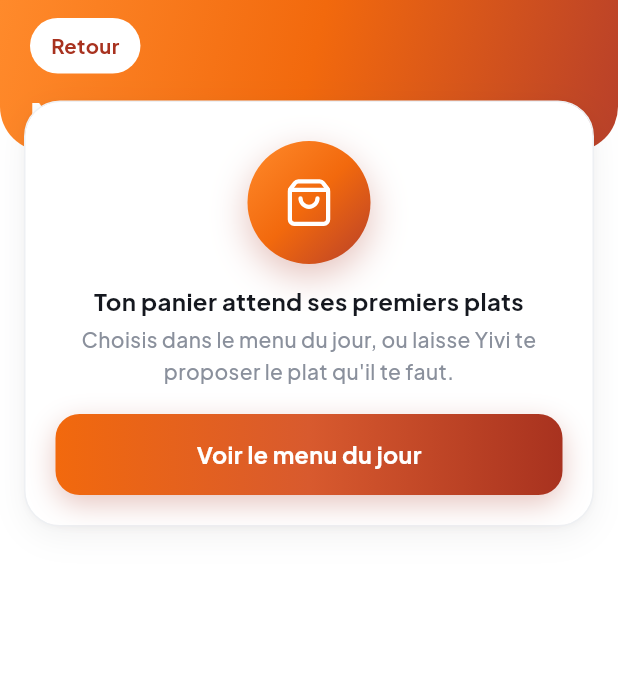
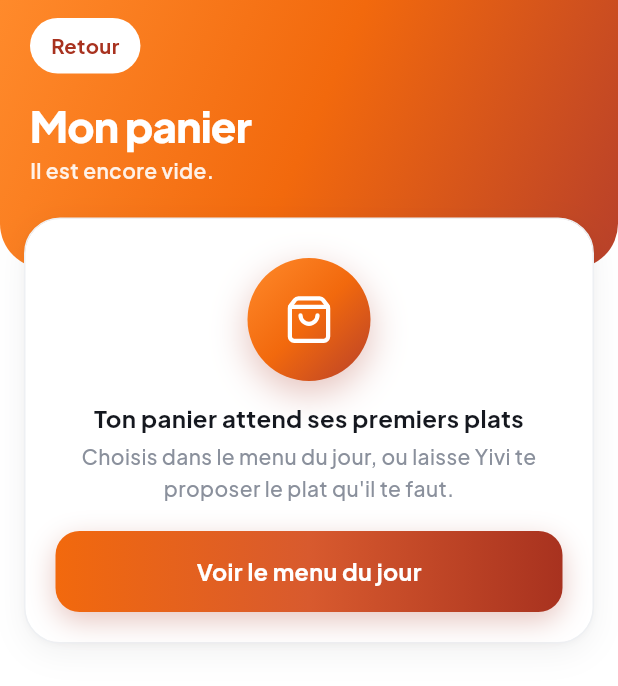
Before and after one commit to Aubed-a11/wayi-app, a Flutter app: the CartScreen screen opened directly, on a phone screen of 412 x 824 dp. Shown: the top 686 px of the screen. Run offline on Flutter 3.47's test engine with Material 3 defaults, Android fonts, the phone set to English and light mode, and no system bars; our stand-ins replace cached_network_image, flutter_local_notifications, flutter_map, geolocator, google_fonts, image_picker and 4 more; accounts and stored records are empty; network calls fail.

Commit message:
Panier de l'appli : titre visible dans l'en-tete
Co-Authored-By: Claude Opus 5.5 <noreply@anthropic.com>
Claude-Session: https://claude.ai/code/session_01N563ngubQmDqaLwZbKoGBB

```diff
--- a/mobile/lib/features/client/cart_screen.dart
+++ b/mobile/lib/features/client/cart_screen.dart
@@ -25,17 +25,15 @@ class CartScreen extends StatelessWidget {
     final top = MediaQuery.of(context).padding.top;
 
     final header = Container(
-      padding: EdgeInsets.fromLTRB(20, top + 12, 16, 52),
+      padding: EdgeInsets.fromLTRB(20, top + 12, 16, 56),
       decoration: const BoxDecoration(gradient: brandGradient, borderRadius: BorderRadius.vertical(bottom: Radius.circular(30))),
-      child: Row(crossAxisAlignment: CrossAxisAlignment.start, children: [
-        _Pill(label: 'Retour', onTap: () => Navigator.of(context).pop()),
-        const Spacer(),
-        if (!cart.isEmpty) _Pill(label: 'Vider', icon: Ic.trash, onTap: () => _confirmClear(context, cart), light: true),
-      ]),
-    );
-    final title = Padding(
-      padding: const EdgeInsets.fromLTRB(20, 0, 20, 0),
       child: Column(crossAxisAlignment: CrossAxisAlignment.start, children: [
+        Row(children: [
+          _Pill(label: 'Retour', onTap: () => Navigator.of(context).pop()),
+          const Spacer(),
+          if (!cart.isEmpty) _Pill(label: 'Vider', icon: Ic.trash, onTap: () => _confirmClear(context, cart), light: true),
+        ]),
+        const SizedBox(height: 18),
         Text('Mon panier', style: h1(Colors.white)),
         const SizedBox(height: 4),
         Text(cart.isEmpty ? 'Il est encore vide.' : '$count plat${count > 1 ? 's' : ''} · ${cart.restaurantCount} restaurant${cart.restaurantCount > 1 ? 's' : ''}',
@@ -46,10 +44,7 @@ class CartScreen extends StatelessWidget {
     return Scaffold(
       body: Stack(children: [
         ListView(padding: EdgeInsets.zero, children: [
-          Stack(children: [
-            header,
-            Positioned(left: 0, right: 0, top: top + 62, child: title),
-          ]),
+          header,
           Transform.translate(
             offset: const Offset(0, -34),
             child: Padding(
```
Also changed, not shown: 1 other file.
